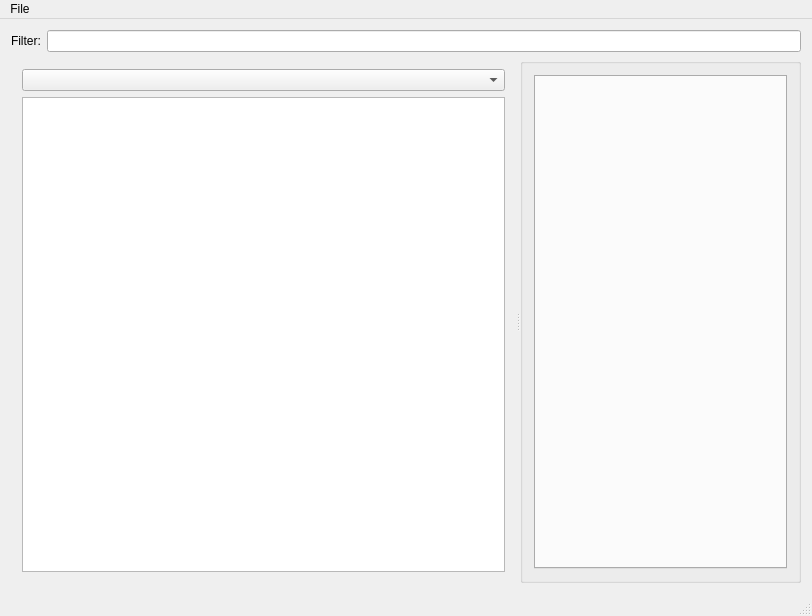
Old version of the form src/mainwindow.ui in the repository myshak/ss13recipemanager.
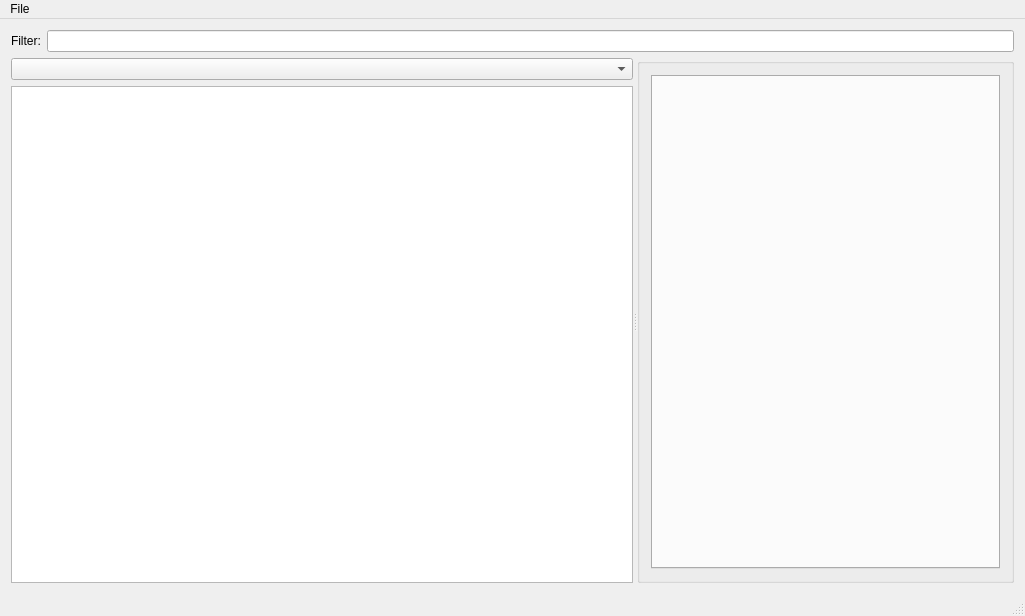
New version of the form.

Commit message: Widened the window a bit and removed some margins.

Patch:
```diff
--- a/src/mainwindow.ui
+++ b/src/mainwindow.ui
@@ -6,7 +6,7 @@
    <rect>
     <x>0</x>
     <y>0</y>
-    <width>812</width>
+    <width>1025</width>
     <height>616</height>
    </rect>
   </property>
@@ -28,9 +28,24 @@
        <enum>Qt::Horizontal</enum>
       </property>
       <widget class="QWidget" name="widget" native="true">
+       <property name="sizePolicy">
+        <sizepolicy hsizetype="Minimum" vsizetype="Preferred">
+         <horstretch>0</horstretch>
+         <verstretch>0</verstretch>
+        </sizepolicy>
+       </property>
        <layout class="QGridLayout" name="gridLayout_3">
+        <property name="margin">
+         <number>0</number>
+        </property>
         <item row="1" column="0">
          <widget class="QTableView" name="reagent_table">
+          <property name="sizePolicy">
+           <sizepolicy hsizetype="Minimum" vsizetype="Expanding">
+            <horstretch>0</horstretch>
+            <verstretch>0</verstretch>
+           </sizepolicy>
+          </property>
           <property name="minimumSize">
            <size>
             <width>200</width>
@@ -67,11 +82,24 @@
          </widget>
         </item>
         <item row="0" column="0">
-         <widget class="QComboBox" name="recipelists_selector"/>
+         <widget class="QComboBox" name="recipelists_selector">
+          <property name="sizePolicy">
+           <sizepolicy hsizetype="Minimum" vsizetype="Fixed">
+            <horstretch>0</horstretch>
+            <verstretch>0</verstretch>
+           </sizepolicy>
+          </property>
+         </widget>
         </item>
        </layout>
       </widget>
       <widget class="QGroupBox" name="groupBox">
+       <property name="sizePolicy">
+        <sizepolicy hsizetype="Expanding" vsizetype="Preferred">
+         <horstretch>0</horstretch>
+         <verstretch>0</verstretch>
+        </sizepolicy>
+       </property>
        <property name="title">
         <string/>
        </property>
@@ -109,7 +137,7 @@
     <rect>
      <x>0</x>
      <y>0</y>
-     <width>812</width>
+     <width>1025</width>
      <height>24</height>
     </rect>
    </property>
```
Left out of the diff: 6 changed lines with no effect on the pictures.
